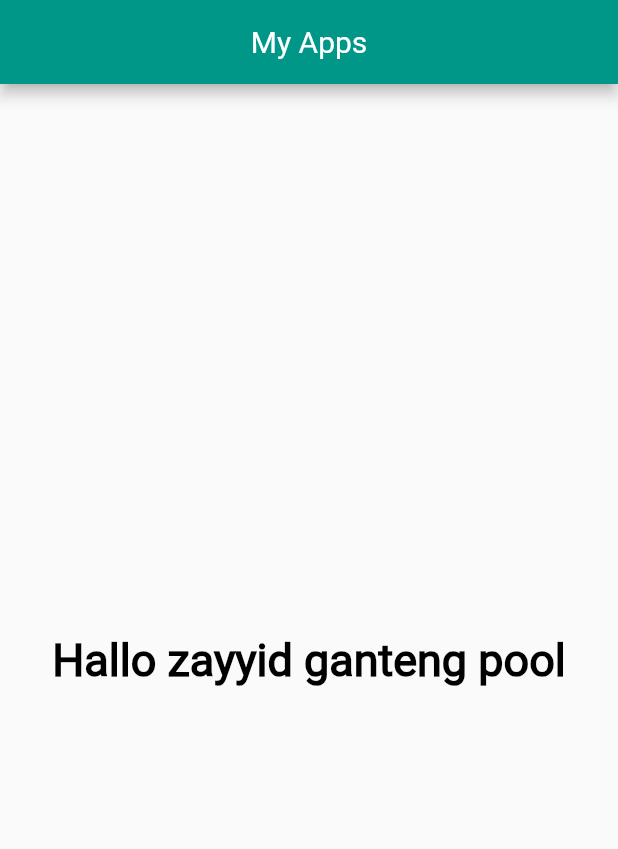
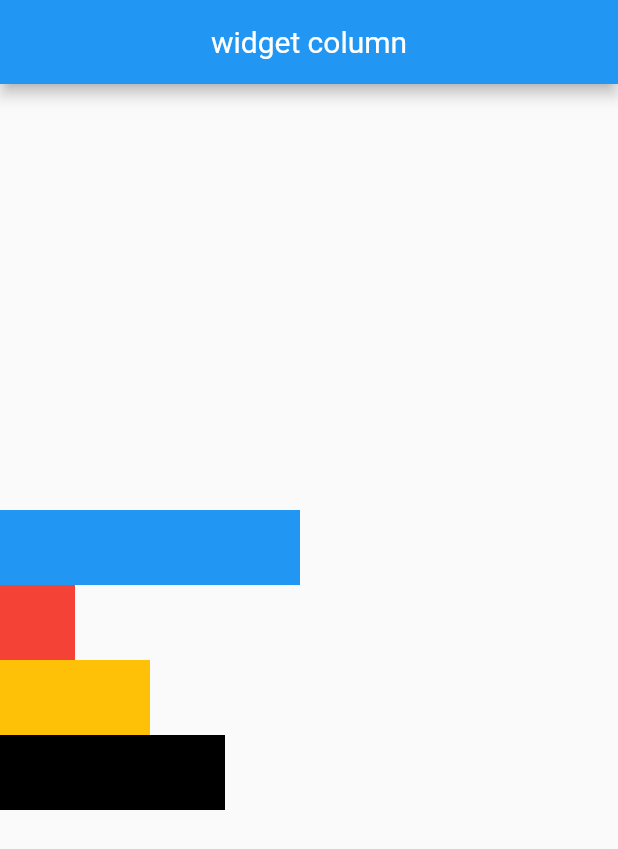
Before and after one commit to zayyid123/belajar-flutter, a Flutter app: the screen it shows after launch, on a phone screen of 412 x 824 dp. Shown: the top 849 px of the screen. Run offline on Flutter 3.47's test engine with Material 2 defaults, Android fonts, the phone set to English and light mode, and no system bars.

Commit message:
widget column

```diff
--- a/lib/main.dart
+++ b/lib/main.dart
@@ -11,24 +11,41 @@ class MyApp extends StatelessWidget {
   @override
   Widget build(BuildContext context) {
     return MaterialApp(
-        debugShowCheckedModeBanner: false,
-        home: Scaffold(
-          appBar: AppBar(
-            backgroundColor: Colors.teal,
-            title: const Center(
-              child: Text('My Apps'),
+      debugShowCheckedModeBanner: false,
+      home: Scaffold(
+        appBar: AppBar(
+          centerTitle: true,
+          title: const Text('widget column'),
+        ),
+        body: Column(
+          /* untuk ubah main axis */
+          mainAxisAlignment: MainAxisAlignment.center,
+          /* untuk ubah cross axis */
+          crossAxisAlignment: CrossAxisAlignment.start,
+          children: [
+            Container(
+              width: 200,
+              height: 50,
+              color: Colors.blue,
             ),
-          ),
-          body: const Center(
-            child: Text(
-              'Hallo zayyid ganteng pool',
-              style: TextStyle(
-                  color: Colors.black,
-                  fontSize: 30,
-                  fontWeight: FontWeight.bold,
-                  fontFamily: 'Roboto'),
+            Container(
+              width: 50,
+              height: 50,
+              color: Colors.red,
             ),
-          ),
-        ));
+            Container(
+              width: 100,
+              height: 50,
+              color: Colors.amber,
+            ),
+            Container(
+              width: 150,
+              height: 50,
+              color: Colors.black,
+            ),
+          ],
+        ),
+      ),
+    );
   }
 }
```
